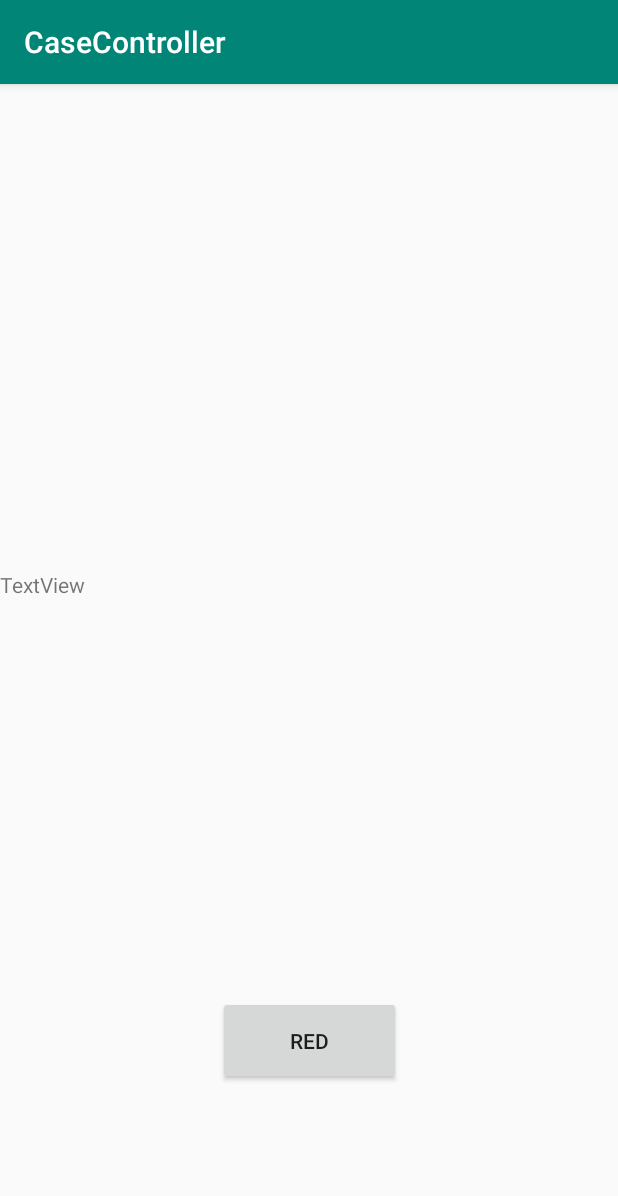
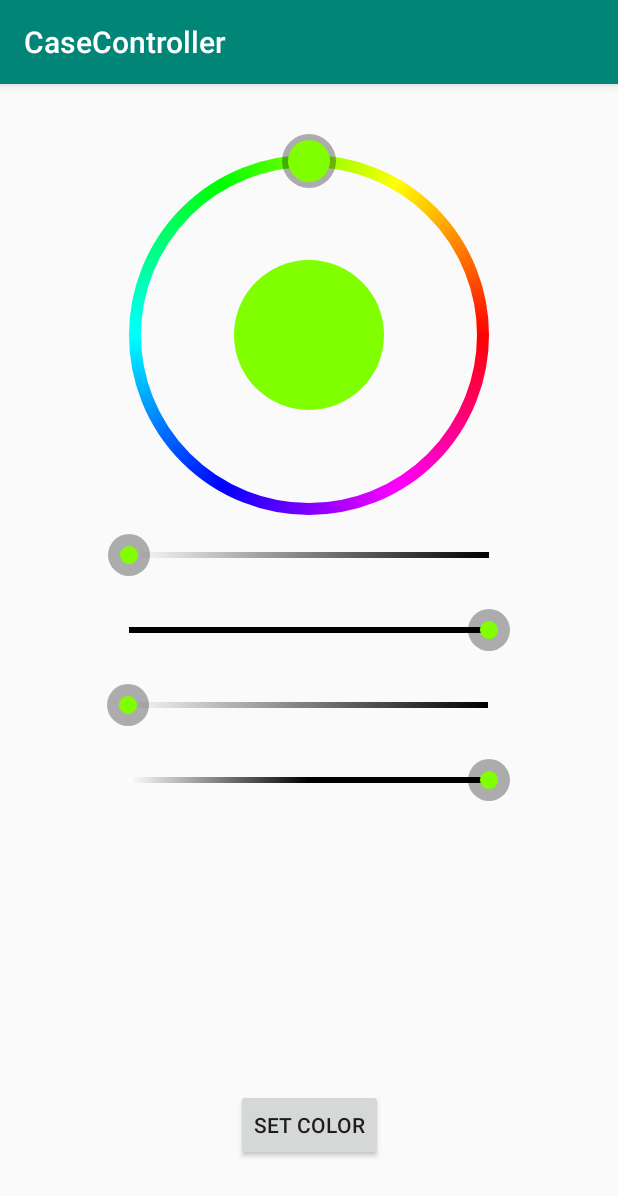
Before and after one commit to MagicalMouse39/CaseController, an Android app: the screen it shows after launch (MainActivity), on a phone screen of 412 x 824 dp. Shown: the top 1196 px of the screen. Run offline under Robolectric (Android 15) with nearby library versions, the phone set to English and light mode, and no system bars.

Commit message:
Update Colour Activity

```diff
--- a/app/src/main/java/it/magicorp/casecontroller/MainActivity.java
+++ b/app/src/main/java/it/magicorp/casecontroller/MainActivity.java
@@ -14,9 +14,9 @@ public class MainActivity extends AppCompatActivity
     protected void onCreate(Bundle savedInstanceState)
     {
         super.onCreate(savedInstanceState);
-        setContentView(R.layout.activity_main);
+        setContentView(R.layout.activity_colour);
 
-        Button btn = this.findViewById(R.id.testRed);
+        /*Button btn = this.findViewById(R.id.testRed);
 
         btn.setOnClickListener(new View.OnClickListener() {
             @Override
@@ -24,6 +24,6 @@ public class MainActivity extends AppCompatActivity
             {
                 HttpUtils.Post(new AbstractMap.SimpleEntry<String, Object>("colour", "255:0:0"));
             }
-        });
+        });*/
     }
 }
--- /dev/null
+++ b/app/src/main/res/layout/activity_colour.xml
@@ -0,0 +1,65 @@
+<?xml version="1.0" encoding="utf-8"?>
+<androidx.constraintlayout.widget.ConstraintLayout xmlns:android="http://schemas.android.com/apk/res/android"
+    xmlns:app="http://schemas.android.com/apk/res-auto"
+    xmlns:tools="http://schemas.android.com/tools"
+    android:layout_width="match_parent"
+    android:layout_height="match_parent"
+    tools:context=".MainActivity">
+
+    <com.larswerkman.holocolorpicker.ColorPicker
+        android:id="@+id/colorPicker"
+        android:layout_width="wrap_content"
+        android:layout_height="wrap_content"
+        android:layout_marginTop="25dp"
+        app:layout_constraintEnd_toEndOf="parent"
+        app:layout_constraintStart_toStartOf="parent"
+        app:layout_constraintTop_toTopOf="parent" />
+
+    <com.larswerkman.holocolorpicker.ValueBar
+        android:id="@+id/valueBar"
+        android:layout_width="wrap_content"
+        android:layout_height="wrap_content"
+        android:layout_marginTop="350dp"
+        app:layout_constraintEnd_toEndOf="parent"
+        app:layout_constraintStart_toStartOf="parent"
+        app:layout_constraintTop_toTopOf="parent" />
+
+    <com.larswerkman.holocolorpicker.SaturationBar
+        android:id="@+id/saturationBar"
+        android:layout_width="wrap_content"
+        android:layout_height="wrap_content"
+        android:layout_marginTop="300dp"
+        app:layout_constraintEnd_toEndOf="parent"
+        app:layout_constraintStart_toStartOf="parent"
+        app:layout_constraintTop_toTopOf="parent" />
+
+    <com.larswerkman.holocolorpicker.OpacityBar
+        android:id="@+id/opacityBar"
+        android:layout_width="wrap_content"
+        android:layout_height="wrap_content"
+        android:layout_marginTop="400dp"
+        app:layout_constraintEnd_toEndOf="parent"
+        app:layout_constraintHorizontal_bias="0.496"
+        app:layout_constraintStart_toStartOf="parent"
+        app:layout_constraintTop_toTopOf="parent" />
+
+    <com.larswerkman.holocolorpicker.SVBar
+        android:id="@+id/SVBar"
+        android:layout_width="wrap_content"
+        android:layout_height="wrap_content"
+        android:layout_marginTop="450dp"
+        app:layout_constraintEnd_toEndOf="parent"
+        app:layout_constraintStart_toStartOf="parent"
+        app:layout_constraintTop_toTopOf="parent" />
+
+    <Button
+        android:id="@+id/setColor"
+        android:layout_width="wrap_content"
+        android:layout_height="wrap_content"
+        android:layout_marginBottom="50dp"
+        android:text="Set Color"
+        app:layout_constraintBottom_toBottomOf="parent"
+        app:layout_constraintEnd_toEndOf="parent"
+        app:layout_constraintStart_toStartOf="parent"
+        tools:text="Set Color" />
+</androidx.constraintlayout.widget.ConstraintLayout>
--- a/app/src/main/res/layout/activity_main.xml
+++ b/app/src/main/res/layout/activity_main.xml
@@ -10,19 +10,10 @@
         android:id="@+id/testRed"
         android:layout_width="122dp"
         android:layout_height="59dp"
-        android:layout_marginTop="608dp"
         android:text="RED"
         app:layout_constraintEnd_toEndOf="parent"
+        app:layout_constraintHorizontal_bias="0.498"
         app:layout_constraintStart_toStartOf="parent"
-        app:layout_constraintTop_toTopOf="parent" />
-
-    <TextView
-        android:id="@+id/textView"
-        android:layout_width="wrap_content"
-        android:layout_height="wrap_content"
-        android:layout_marginTop="324dp"
-        android:text="TextView"
-        app:layout_constraintTop_toTopOf="parent"
-        tools:layout_editor_absoluteX="176dp" />
+        tools:layout_editor_absoluteY="315dp" />
 
 </androidx.constraintlayout.widget.ConstraintLayout>
```
